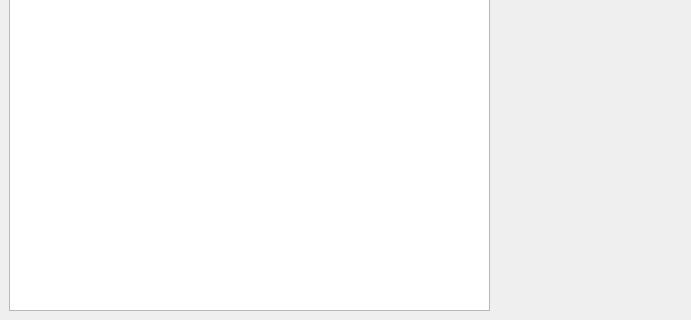
Above: profit/widgets/ui_plot.ui from hpsilva/profitpy before the change; both pictures show x 0 to 691 and y 358 to 678 of the 691 by 678 pixel window. Below: the same form after it.
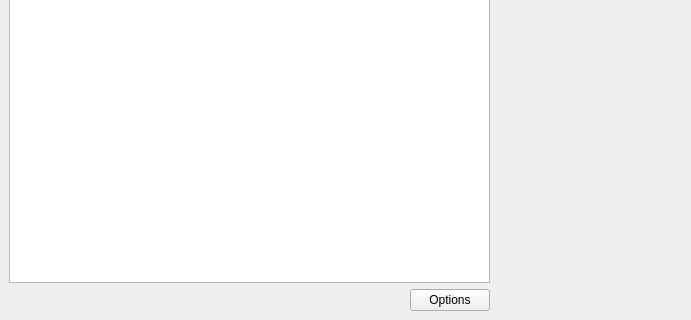
That is the form after the change. Custom widgets are drawn as their Qt base class.

Commit message: Basic series support.  Added options to ticker plots (not all working).

The edit to the form file:
```diff
--- a/profit/widgets/ui_plot.ui
+++ b/profit/widgets/ui_plot.ui
@@ -12,7 +12,7 @@
   <property name="windowTitle" >
    <string>Form</string>
   </property>
-  <layout class="QHBoxLayout" >
+  <layout class="QVBoxLayout" >
    <property name="margin" >
     <number>9</number>
    </property>
@@ -24,13 +24,58 @@
      <property name="orientation" >
       <enum>Qt::Horizontal</enum>
      </property>
-     <widget class="QTreeView" name="controlTree" >
-      <property name="uniformRowHeights" >
-       <bool>true</bool>
-      </property>
-      <property name="animated" >
-       <bool>true</bool>
-      </property>
+     <widget class="QWidget" name="layoutWidget" >
+      <layout class="QVBoxLayout" >
+       <property name="margin" >
+        <number>0</number>
+       </property>
+       <property name="spacing" >
+        <number>6</number>
+       </property>
+       <item>
+        <widget class="QTreeView" name="controlTree" >
+         <property name="contextMenuPolicy" >
+          <enum>Qt::CustomContextMenu</enum>
+         </property>
+         <property name="uniformRowHeights" >
+          <bool>true</bool>
+         </property>
+         <property name="animated" >
+          <bool>true</bool>
+         </property>
+        </widget>
+       </item>
+       <item>
+        <layout class="QHBoxLayout" >
+         <property name="margin" >
+          <number>0</number>
+         </property>
+         <property name="spacing" >
+          <number>6</number>
+         </property>
+         <item>
+          <spacer>
+           <property name="orientation" >
+            <enum>Qt::Horizontal</enum>
+           </property>
+           <property name="sizeHint" >
+            <size>
+             <width>40</width>
+             <height>20</height>
+            </size>
+           </property>
+          </spacer>
+         </item>
+         <item>
+          <widget class="QPushButton" name="optionsButton" >
+           <property name="text" >
+            <string>Options</string>
+           </property>
+          </widget>
+         </item>
+        </layout>
+       </item>
+      </layout>
      </widget>
      <widget class="QwtPlot" name="plotWidget" >
       <property name="sizePolicy" >
```
Left out of the diff: 60 changed lines with no effect on the pictures. The commit also changes 7 other files.
